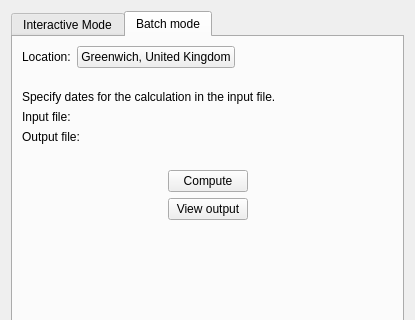
Old version of the form kstars/tools/modcalcdaylength.ui in the repository KDE/kstars; both pictures show x 0 to 415 and y 0 to 320 of the 415 by 465 pixel window.
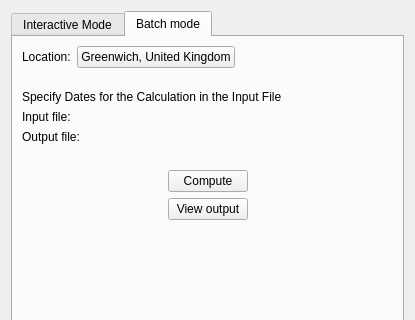
New version of the form. The open tabs and pages were chosen to show the change. Custom widgets are drawn as their Qt base class.

What changed in the file:
```diff
--- a/kstars/tools/modcalcdaylength.ui
+++ b/kstars/tools/modcalcdaylength.ui
@@ -840,7 +840,7 @@
        <item>
         <widget class="QLabel" name="label">
          <property name="text">
-          <string>Specify dates for the calculation in the input file.</string>
+          <string>Specify Dates for the Calculation in the Input File</string>
          </property>
         </widget>
        </item>
```
